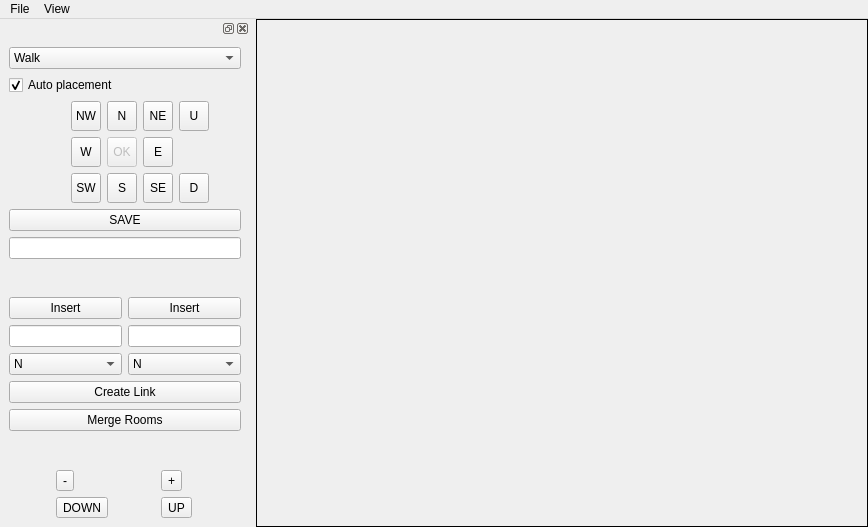
The window that version4/ui/main.ui (michael-donat/tf-mapper) describes before a commit, drawn with Qt 5.
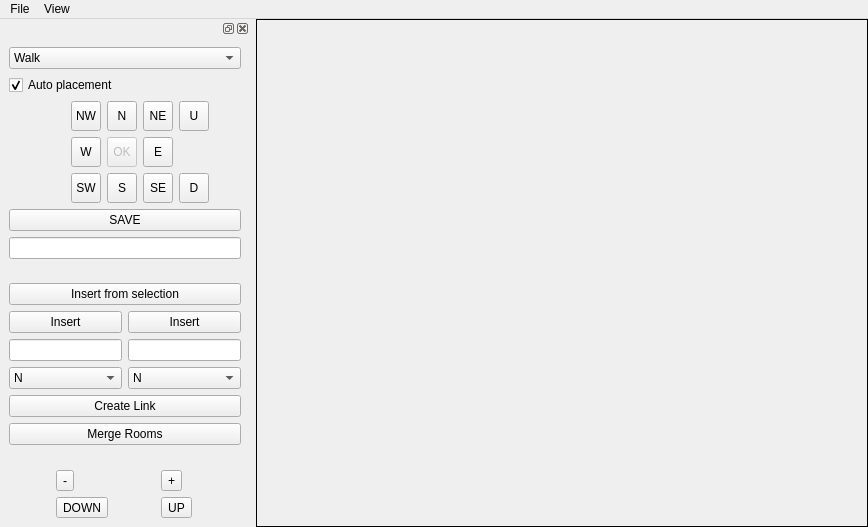
The same window after the commit.

Commit message: pull req

Diff of the .ui file:
```diff
--- a/version4/ui/main.ui
+++ b/version4/ui/main.ui
@@ -495,13 +495,13 @@
      </item>
      <item row="7" column="2">
       <layout class="QGridLayout" name="gridLayout">
-       <item row="1" column="1">
+       <item row="2" column="1">
         <widget class="QLineEdit" name="manualLinkRoomRight"/>
        </item>
-       <item row="1" column="0">
-        <widget class="QLineEdit" name="manualLinkRoomLeft"/>
-       </item>
        <item row="2" column="0">
+        <widget class="QLineEdit" name="manualLinkRoomLeft"/>
+       </item>
+       <item row="3" column="0">
         <widget class="QComboBox" name="manualLinkLinkLeft">
          <item>
           <property name="text">
@@ -555,28 +555,28 @@
          </item>
         </widget>
        </item>
-       <item row="3" column="0" colspan="2">
+       <item row="4" column="0" colspan="2">
         <widget class="QPushButton" name="manualLinkExecute">
          <property name="text">
           <string>Create Link</string>
          </property>
         </widget>
        </item>
-       <item row="0" column="1">
+       <item row="1" column="1">
         <widget class="QPushButton" name="manualLinkRoomRightInsert">
          <property name="text">
           <string>Insert</string>
          </property>
         </widget>
        </item>
-       <item row="0" column="0">
+       <item row="1" column="0">
         <widget class="QPushButton" name="manualLinkRoomLeftInsert">
          <property name="text">
           <string>Insert</string>
          </property>
         </widget>
        </item>
-       <item row="2" column="1">
+       <item row="3" column="1">
         <widget class="QComboBox" name="manualLinkLinkRight">
          <item>
           <property name="text">
@@ -630,13 +630,20 @@
          </item>
         </widget>
        </item>
-       <item row="4" column="0" colspan="2">
+       <item row="5" column="0" colspan="2">
         <widget class="QPushButton" name="manualMergeExecute">
          <property name="text">
           <string>Merge Rooms</string>
          </property>
         </widget>
        </item>
+       <item row="0" column="0" colspan="2">
+        <widget class="QPushButton" name="manualLinkInsertFromSelection">
+         <property name="text">
+          <string>Insert from selection</string>
+         </property>
+        </widget>
+       </item>
       </layout>
      </item>
      <item row="4" column="2">
```
The commit also changes 1 other file.
